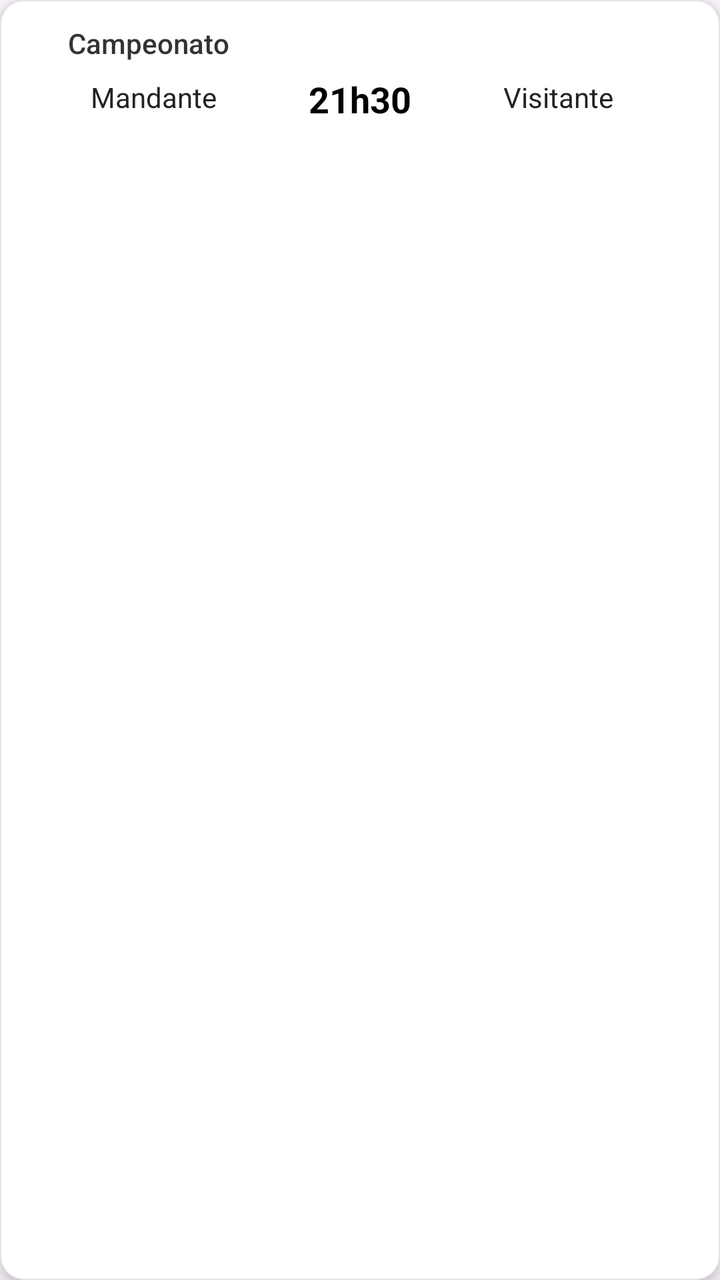
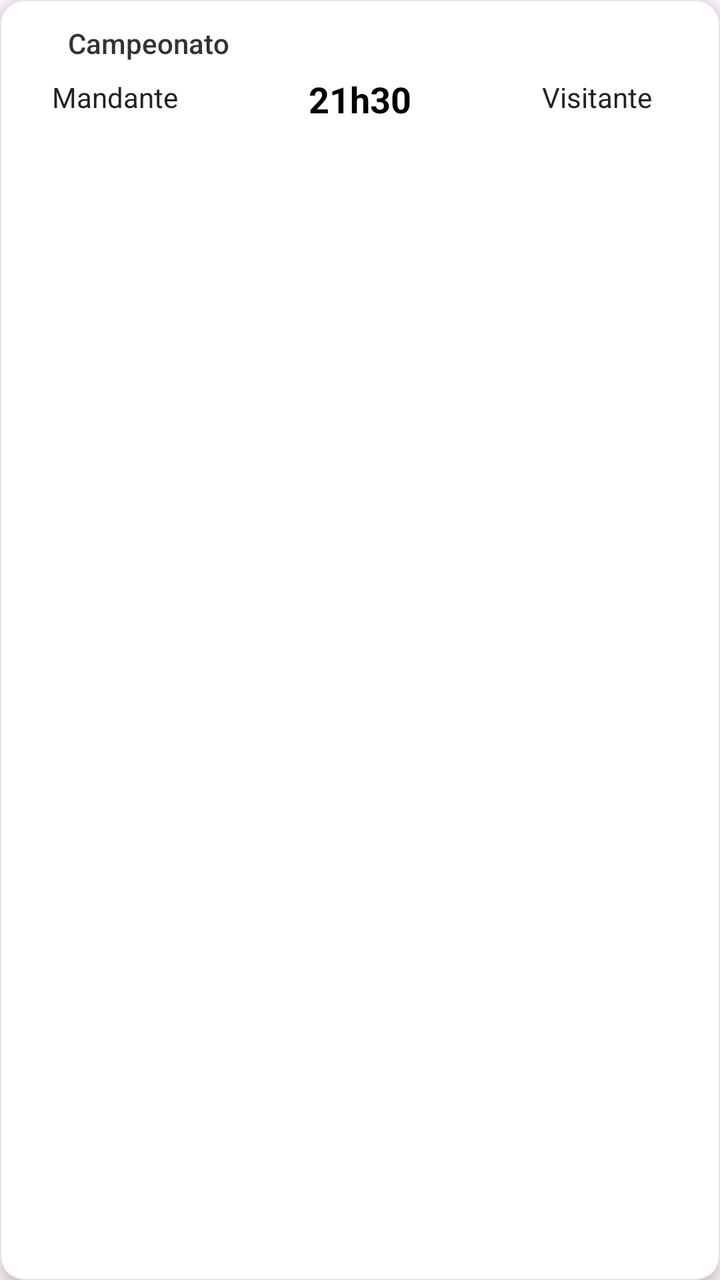

Screens rendered from an Android XML layout before and after an edit, with the pre-edit source and the edit as a unified diff.
<!-- AndroidManifest.xml: application theme Theme.Material3.DayNight.NoActionBar -->
<!-- res/layout/item_game.xml -->
<?xml version="1.0" encoding="utf-8"?>
<com.google.android.material.card.MaterialCardView
    xmlns:android="http://schemas.android.com/apk/res/android"
    xmlns:app="http://schemas.android.com/apk/res-auto"
    android:layout_width="match_parent"
    android:layout_height="wrap_content"
    android:layout_marginStart="12dp"
    android:layout_marginEnd="12dp"
    android:layout_marginTop="5dp"
    android:layout_marginBottom="5dp"
    android:backgroundTint="@android:color/white"
    app:cardCornerRadius="12dp"
    app:cardElevation="4dp"
    app:strokeColor="#1A000000"
    app:strokeWidth="0.5dp">

    <androidx.constraintlayout.widget.ConstraintLayout
        android:layout_width="match_parent"
        android:layout_height="wrap_content"
        android:padding="12dp">

        <ImageView
            android:id="@+id/imgChamp"
            android:layout_width="16dp"
            android:layout_height="16dp"
            app:layout_constraintStart_toStartOf="parent"
            app:layout_constraintTop_toTopOf="parent"/>

        <TextView
    android:id="@+id/tvChamp"
    android:layout_width="0dp"
    android:layout_height="wrap_content"
    android:text="Campeonato"
    android:textSize="14sp"
    android:textColor="#333333"
    android:fontFamily="sans-serif-medium"
    android:layout_marginStart="6dp"
    android:singleLine="false"
    android:ellipsize="none"
    android:maxLines="5"
    android:scrollHorizontally="false"
    android:lineSpacingExtra="1dp"
    app:layout_constraintStart_toEndOf="@id/imgChamp"
    app:layout_constraintTop_toTopOf="parent"
    app:layout_constraintEnd_toEndOf="parent" />

        <TextView
            android:id="@+id/tvHomeName"
            android:layout_width="0dp"
            android:layout_height="wrap_content"
            android:text="Mandante"
            android:textSize="14sp"
            android:textColor="#222222"
            android:maxLines="2"
            android:ellipsize="end"
            android:includeFontPadding="false"
            android:breakStrategy="balanced"
            android:hyphenationFrequency="none"
            android:gravity="end"
            android:layout_marginTop="10dp"
            app:layout_constraintTop_toBottomOf="@id/tvChamp"
            app:layout_constraintStart_toStartOf="parent"
            app:layout_constraintEnd_toStartOf="@id/imgHome"
            app:layout_constraintHorizontal_weight="1"/>

        <ImageView
            android:id="@+id/imgHome"
            android:layout_width="28dp"
            android:layout_height="28dp"
            android:layout_marginStart="6dp"
            app:layout_constraintTop_toTopOf="@id/tvHomeName"
            app:layout_constraintBottom_toBottomOf="@id/tvHomeName"
            app:layout_constraintStart_toEndOf="@id/tvHomeName"
            app:layout_constraintEnd_toStartOf="@id/tvTime"/>

        <TextView
            android:id="@+id/tvTime"
            android:layout_width="wrap_content"
            android:layout_height="wrap_content"
            android:text="21h30"
            android:textSize="18sp"
            android:textStyle="bold"
            android:textColor="#000000"
            android:layout_marginStart="12dp"
            android:layout_marginEnd="12dp"
            app:layout_constraintTop_toTopOf="@id/imgHome"
            app:layout_constraintBottom_toBottomOf="@id/imgHome"
            app:layout_constraintStart_toEndOf="@id/imgHome"
            app:layout_constraintEnd_toStartOf="@id/imgAway"/>

        
        <TextView
            android:id="@+id/gameStatus"
            android:layout_width="wrap_content"
            android:layout_height="wrap_content"
            android:text="ao vivo"
            android:textSize="11sp"
            android:textStyle="bold"
            android:textColor="#FF3B30"
            android:includeFontPadding="false"
            android:visibility="gone"
            android:layout_marginTop="0dp"
            app:layout_constraintStart_toStartOf="@id/tvTime"
            app:layout_constraintEnd_toEndOf="@id/tvTime"
            app:layout_constraintTop_toBottomOf="@id/tvTime"/>

        <ImageView
            android:id="@+id/imgAway"
            android:layout_width="28dp"
            android:layout_height="28dp"
            android:layout_marginEnd="6dp"
            app:layout_constraintTop_toTopOf="@id/tvTime"
            app:layout_constraintBottom_toBottomOf="@id/tvTime"
            app:layout_constraintStart_toEndOf="@id/tvTime"
            app:layout_constraintEnd_toStartOf="@id/tvAwayName"/>

        <TextView
            android:id="@+id/tvAwayName"
            android:layout_width="0dp"
            android:layout_height="wrap_content"
            android:text="Visitante"
            android:textSize="14sp"
            android:textColor="#222222"
            android:maxLines="2"
            android:ellipsize="end"
            android:includeFontPadding="false"
            android:breakStrategy="balanced"
            android:hyphenationFrequency="none"
            android:gravity="start"
            app:layout_constraintTop_toTopOf="@id/tvHomeName"
            app:layout_constraintBottom_toBottomOf="@id/tvHomeName"
            app:layout_constraintStart_toEndOf="@id/imgAway"
            app:layout_constraintEnd_toEndOf="parent"
            app:layout_constraintHorizontal_weight="1"/>

        
        <com.google.android.flexbox.FlexboxLayout
            android:id="@+id/btnContainer"
            android:layout_width="0dp"
            android:layout_height="wrap_content"
            android:paddingStart="4dp"
            android:paddingEnd="4dp"
            android:layout_marginTop="10dp"
            android:visibility="gone"
            app:flexDirection="row"
            app:flexWrap="wrap"
            app:justifyContent="flex_start"
            app:alignItems="center"
            app:layout_constraintTop_toBottomOf="@id/gameStatus"
            app:layout_constraintStart_toStartOf="parent"
            app:layout_constraintEnd_toEndOf="parent" />
        

    </androidx.constraintlayout.widget.ConstraintLayout>
</com.google.android.material.card.MaterialCardView>
<!-- resources referenced by this layout -->
<resources>

</resources>

<!-- the commit's change to res/layout/item_game.xml (unified diff, before → after) -->
@@ -74,19 +74,20 @@
             app:layout_constraintEnd_toStartOf="@id/tvTime"/>
 
         <TextView
-            android:id="@+id/tvTime"
-            android:layout_width="wrap_content"
-            android:layout_height="wrap_content"
-            android:text="21h30"
-            android:textSize="18sp"
-            android:textStyle="bold"
-            android:textColor="#000000"
-            android:layout_marginStart="12dp"
-            android:layout_marginEnd="12dp"
-            app:layout_constraintTop_toTopOf="@id/imgHome"
-            app:layout_constraintBottom_toBottomOf="@id/imgHome"
-            app:layout_constraintStart_toEndOf="@id/imgHome"
-            app:layout_constraintEnd_toStartOf="@id/imgAway"/>
+    android:id="@+id/tvTime"
+    android:layout_width="90dp"
+    android:layout_height="wrap_content"
+    android:text="21h30"
+    android:textSize="18sp"
+    android:textStyle="bold"
+    android:textColor="#000000"
+    android:gravity="center"
+    android:layout_marginStart="12dp"
+    android:layout_marginEnd="12dp"
+    app:layout_constraintTop_toTopOf="@id/imgHome"
+    app:layout_constraintBottom_toBottomOf="@id/imgHome"
+    app:layout_constraintStart_toEndOf="@id/imgHome"
+    app:layout_constraintEnd_toStartOf="@id/imgAway"/>
 
         
         <TextView
